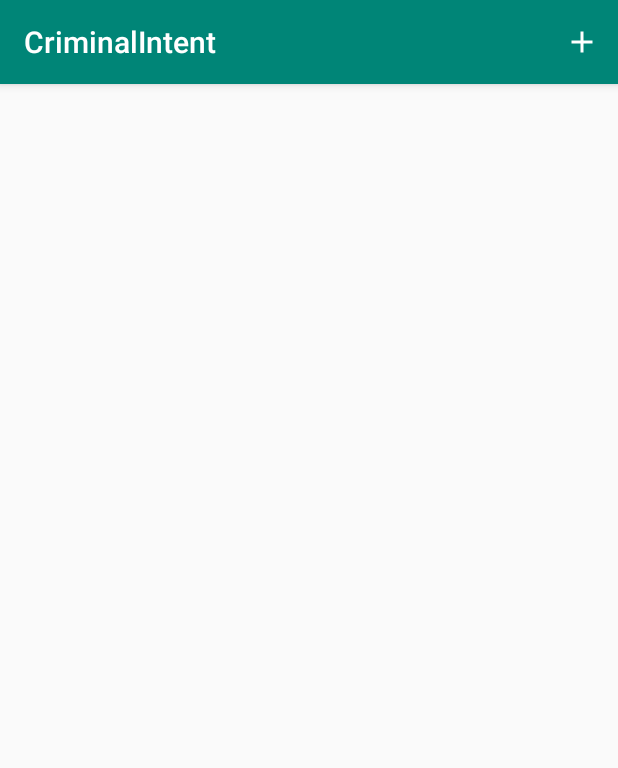
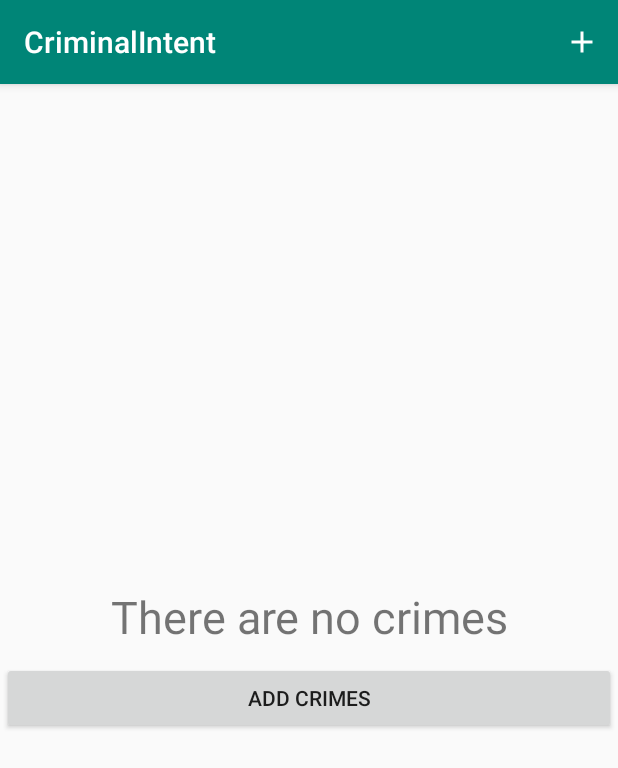
Before and after one commit to HadySalhab/Android-Programming-The-Big-Nerd-Ranch-Fourth-Edition, an Android app: the screen it shows after launch (MainActivity), on a phone screen of 412 x 824 dp. Shown: the top 768 px of the screen. Run offline under Robolectric (Android 15) with nearby library versions, the phone set to English and light mode, and no system bars; our stand-ins replace Room's generated code.

Commit message:
Adding Challenge: An empty View for RecyclerView

```diff
--- a/14_Toolbar/CriminalIntent/app/src/main/java/com/bignerdranch/android/criminalintent/CrimeFragment.kt
+++ b/14_Toolbar/CriminalIntent/app/src/main/java/com/bignerdranch/android/criminalintent/CrimeFragment.kt
@@ -1,5 +1,6 @@
 package com.bignerdranch.android.criminalintent
 
+import android.content.Context
 import android.os.Bundle
 import android.text.Editable
 import android.text.TextWatcher
@@ -22,6 +23,7 @@ private const val DIALOG_DATE = "DialogDate"
 private const val REQUEST_DATE = 0
 
 class CrimeFragment : Fragment(), DatePickerFragment.Callbacks {
+
 
     private lateinit var crime: Crime
     private lateinit var titleField: EditText
@@ -115,6 +117,7 @@ class CrimeFragment : Fragment(), DatePickerFragment.Callbacks {
     override fun onStop() {
         super.onStop()
         crimeDetailViewModel.saveCrime(crime)
+
     }
 
     override fun onDateSelected(date: Date) {
--- a/14_Toolbar/CriminalIntent/app/src/main/java/com/bignerdranch/android/criminalintent/CrimeListFragment.kt
+++ b/14_Toolbar/CriminalIntent/app/src/main/java/com/bignerdranch/android/criminalintent/CrimeListFragment.kt
@@ -4,7 +4,9 @@ import android.content.Context
 import android.os.Bundle
 import android.util.Log
 import android.view.*
+import android.widget.Button
 import android.widget.ImageView
+import android.widget.LinearLayout
 import android.widget.TextView
 import androidx.fragment.app.Fragment
 import androidx.lifecycle.Observer
@@ -20,6 +22,12 @@ class CrimeListFragment : Fragment() {
 
     private lateinit var crimeRecyclerView: RecyclerView
     private var adapter: CrimeAdapter = CrimeAdapter(emptyList())
+    private lateinit var noCrimeVH:LinearLayout
+    private lateinit var noCrimeBtn: Button
+
+
+
+
     private val crimeListViewModel: CrimeListViewModel by lazy {
         ViewModelProviders.of(this).get(CrimeListViewModel::class.java)
     }
@@ -37,6 +45,8 @@ class CrimeListFragment : Fragment() {
     override fun onCreate(savedInstanceState: Bundle?) {
         super.onCreate(savedInstanceState)
         setHasOptionsMenu(true)
+
+
     }
 
     override fun onCreateView(
@@ -45,6 +55,9 @@ class CrimeListFragment : Fragment() {
         savedInstanceState: Bundle?
     ): View? {
         val view = inflater.inflate(R.layout.fragment_crime_list, container, false)
+
+        noCrimeVH = view.findViewById(R.id.viewholder_nocrime)
+        noCrimeBtn = view.findViewById(R.id.btn_add_crime)
 
         crimeRecyclerView =
                 view.findViewById(R.id.crime_recycler_view) as RecyclerView
@@ -56,6 +69,13 @@ class CrimeListFragment : Fragment() {
 
     override fun onViewCreated(view: View, savedInstanceState: Bundle?) {
         super.onViewCreated(view, savedInstanceState)
+        noCrimeBtn.setOnClickListener{
+            val crime = Crime()
+            crimeListViewModel.addCrime(crime)
+            noCrimeVH.setVisibility(View.INVISIBLE)
+            callbacks?.onCrimeSelected(crime.id)
+        }
+
 
     }
 
@@ -96,12 +116,18 @@ class CrimeListFragment : Fragment() {
     }
 
     private fun updateUI(crimes: List<Crime>) {
+        when (crimes.size){
+            0->noCrimeVH.setVisibility(View.VISIBLE)
+            else->noCrimeVH.setVisibility(View.INVISIBLE)
+
+        }
         adapter?.let {
             it.crimes = crimes
         } ?: run {
             adapter = CrimeAdapter(crimes)
         }
         crimeRecyclerView.adapter = adapter
+
     }
 
     private inner class CrimeHolder(view: View)
--- a/14_Toolbar/CriminalIntent/app/src/main/res/layout/fragment_crime_list.xml
+++ b/14_Toolbar/CriminalIntent/app/src/main/res/layout/fragment_crime_list.xml
@@ -1,6 +1,43 @@
 <?xml version="1.0" encoding="utf-8"?>
-<androidx.recyclerview.widget.RecyclerView
-        xmlns:android="http://schemas.android.com/apk/res/android"
+<androidx.constraintlayout.widget.ConstraintLayout xmlns:android="http://schemas.android.com/apk/res/android"
+    xmlns:app="http://schemas.android.com/apk/res-auto"
+    xmlns:tools="http://schemas.android.com/tools"
+    android:layout_width="match_parent"
+    android:layout_height="match_parent">
+
+    <androidx.recyclerview.widget.RecyclerView
         android:id="@+id/crime_recycler_view"
-        android:layout_width="match_parent"
-        android:layout_height="match_parent"/>
+        android:layout_width="0dp"
+        android:layout_height="0dp"
+        app:layout_constraintBottom_toBottomOf="parent"
+        app:layout_constraintEnd_toEndOf="parent"
+        app:layout_constraintStart_toStartOf="parent"
+        app:layout_constraintTop_toTopOf="parent" />
+
+    <LinearLayout
+        android:id="@+id/viewholder_nocrime"
+        android:layout_width="409dp"
+        android:layout_height="wrap_content"
+        android:orientation="vertical"
+        app:layout_constraintBottom_toBottomOf="parent"
+        app:layout_constraintEnd_toEndOf="parent"
+        app:layout_constraintStart_toStartOf="parent"
+        app:layout_constraintTop_toTopOf="parent">
+
+        <TextView
+            android:id="@+id/textView3"
+            android:layout_width="match_parent"
+            android:layout_height="wrap_content"
+            android:layout_marginBottom="10dp"
+            android:text="There are no crimes"
+            android:textAlignment="center"
+            android:textSize="30sp" />
+
+        <Button
+            android:id="@+id/btn_add_crime"
+            android:layout_width="match_parent"
+            android:layout_height="wrap_content"
+            android:text="Add Crimes" />
+    </LinearLayout>
+
+</androidx.constraintlayout.widget.ConstraintLayout>
```
